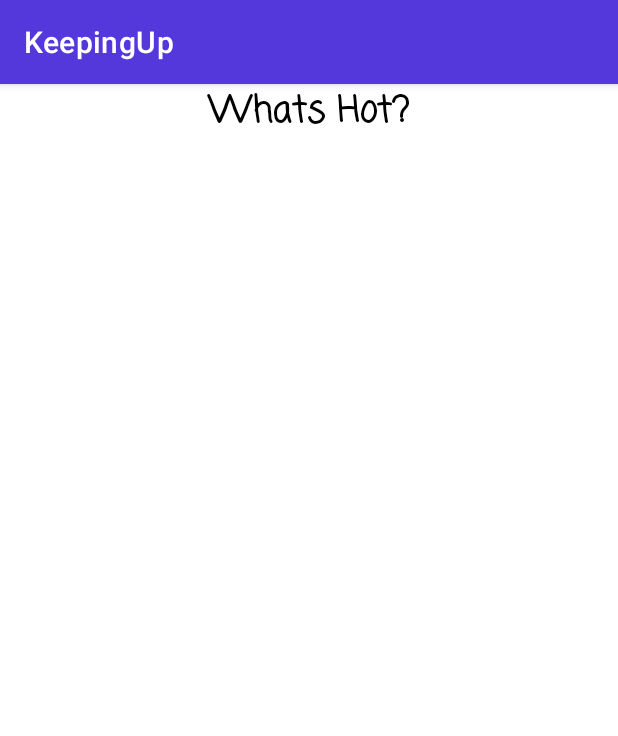
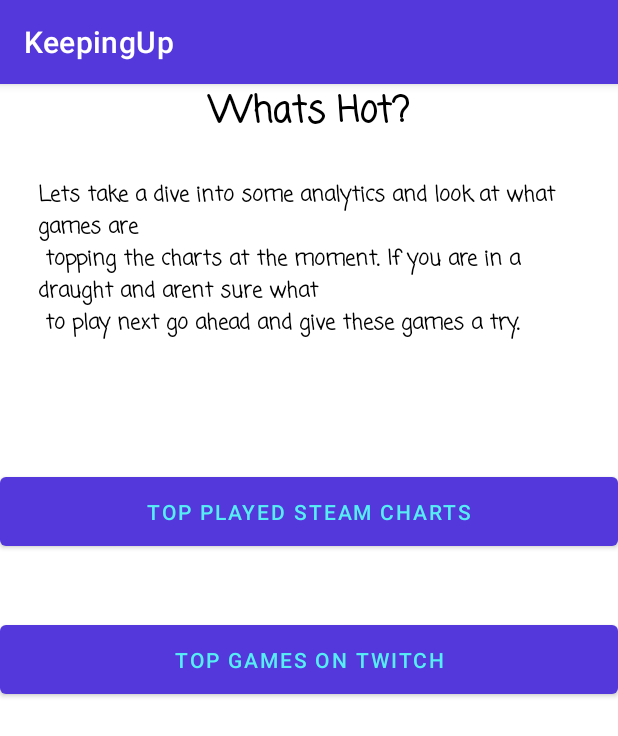
Before and after one commit to dantelenarduzzi/KeepingUp, an Android app: the fragment whatsHot shown on its own in the app's theme, on a phone screen of 412 x 824 dp. Shown: the top 736 px of the screen. Run offline under Robolectric (Android 15) with nearby library versions, the phone set to English and light mode, and no system bars.

Commit message:
Added content to whatsHot

```diff
--- a/KeepingUp/app/src/main/java/com/example/keepingup/releaseDate.java
+++ b/KeepingUp/app/src/main/java/com/example/keepingup/releaseDate.java
@@ -58,6 +58,7 @@ public class releaseDate extends Fragment {
     @Override
     public View onCreateView(LayoutInflater inflater, ViewGroup container,
                              Bundle savedInstanceState) {
+
         // Inflate the layout for this fragment
         return inflater.inflate(R.layout.fragment_release_date, container, false);
     }
--- a/KeepingUp/app/src/main/java/com/example/keepingup/whatsHot.java
+++ b/KeepingUp/app/src/main/java/com/example/keepingup/whatsHot.java
@@ -1,5 +1,7 @@
 package com.example.keepingup;
 
+import android.content.Intent;
+import android.net.Uri;
 import android.os.Bundle;
 
 import androidx.fragment.app.Fragment;
@@ -7,6 +9,7 @@ import androidx.fragment.app.Fragment;
 import android.view.LayoutInflater;
 import android.view.View;
 import android.view.ViewGroup;
+import android.widget.Button;
 
 /**
  * A simple {@link Fragment} subclass.
@@ -59,7 +62,27 @@ public class whatsHot extends Fragment {
     @Override
     public View onCreateView(LayoutInflater inflater, ViewGroup container,
                              Bundle savedInstanceState) {
-        // Inflate the layout for this fragment
-        return inflater.inflate(R.layout.fragment_whats_hot, container, false);
+       View view = inflater.inflate(R.layout.fragment_whats_hot, container, false);
+
+        Button twitchButton = view.findViewById(R.id.twitchButton);
+        twitchButton.setOnClickListener(new View.OnClickListener() {
+            @Override
+            public void onClick(View v){
+                String url = "https://www.twitch.tv/directory";
+                startActivity(new Intent(Intent.ACTION_VIEW, Uri.parse(url)));
+                }
+
+        });
+
+        Button steamButton = view.findViewById(R.id.steamButton);
+        steamButton.setOnClickListener(new View.OnClickListener() {
+            @Override
+            public void onClick(View v){
+                String url = "https://steamcharts.com/";
+                startActivity(new Intent(Intent.ACTION_VIEW, Uri.parse(url)));
+            }
+
+        });
+        return view;
     }
 }
--- a/KeepingUp/app/src/main/res/layout/fragment_whats_hot.xml
+++ b/KeepingUp/app/src/main/res/layout/fragment_whats_hot.xml
@@ -1,14 +1,17 @@
 <?xml version="1.0" encoding="utf-8"?>
-<FrameLayout xmlns:android="http://schemas.android.com/apk/res/android"
+<RelativeLayout xmlns:android="http://schemas.android.com/apk/res/android"
     xmlns:tools="http://schemas.android.com/tools"
     android:layout_width="match_parent"
     android:layout_height="match_parent"
     tools:context=".whatsHot">
 
     <!-- TODO: Update blank fragment layout -->
+
     <TextView
         android:layout_width="match_parent"
         android:layout_height="match_parent"
+        android:layout_alignParentStart="true"
+        android:layout_alignParentTop="true"
         android:layout_gravity="center_vertical"
         android:fontFamily="casual"
         android:gravity="center|top"
@@ -17,4 +20,40 @@
         android:textSize="24sp"
         android:textStyle="bold" />
 
-</FrameLayout>
+    <TextView
+        android:layout_width="358dp"
+        android:layout_height="140dp"
+        android:layout_alignParentStart="true"
+        android:layout_alignParentTop="true"
+        android:layout_centerHorizontal="true"
+        android:layout_gravity="center_vertical"
+        android:layout_marginStart="25dp"
+        android:layout_marginTop="63dp"
+        android:fontFamily="casual"
+        android:gravity="start"
+        android:text="@string/whatsHotContent"
+        android:textColor="#000000"
+        android:textSize="14sp"
+        android:textStyle="bold" />
+
+    <Button
+        android:id="@+id/steamButton"
+        android:layout_width="match_parent"
+        android:layout_height="58dp"
+        android:layout_alignParentStart="true"
+        android:layout_centerHorizontal="true"
+        android:layout_marginStart="0dp"
+        android:layout_marginTop="256dp"
+        android:text="@string/whatshotSteam" />
+
+    <Button
+        android:id="@+id/twitchButton"
+        android:layout_width="match_parent"
+        android:layout_height="58dp"
+        android:layout_alignParentStart="true"
+        android:layout_centerInParent="true"
+        android:layout_marginStart="0dp"
+        android:layout_marginTop="256dp"
+        android:text="@string/whatshotTwitch" />
+
+</RelativeLayout>
--- a/KeepingUp/app/src/main/res/values/strings.xml
+++ b/KeepingUp/app/src/main/res/values/strings.xml
@@ -15,6 +15,9 @@
     <!-- titles -->
     <string name="KeepingUp">KeepingUp</string>
     <string name="whatshotTitle">Whats Hot?</string>
+    <string name="whatshotTwitch">Top games on twitch</string>
+    <string name="whatshotSteam">Top played Steam Charts</string>
+
 
 
 
@@ -39,6 +42,13 @@
         Monster Hunter Rise [Switch] – March 26, 2021 \n
         Fearmonium [PC] – March TBC, 2021 \n
        </string>
+    <string name="whatsHotContent">
+        Lets take a dive into some analytics and look at what games are \n
+        topping the charts at the moment. If you are in a draught and arent sure what \n
+        to play next go ahead and give these games a try.
+
+
+    </string>
 
 
 
```
